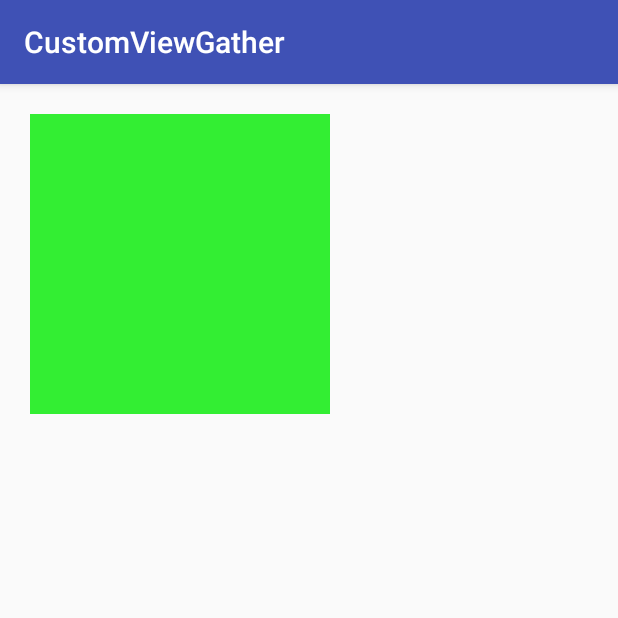
After one commit to jingmaolin/CustomViewGather, an Android app: the MoveWaysActivity screen opened directly, with no data from a screen before it, on a phone screen of 412 x 824 dp, the top half of it. The commit adds this screen. Run offline under Robolectric (Android 15) with nearby library versions, the phone set to English and light mode, and no system bars.

Commit message:
基础方面测试

```diff
--- a/app/src/main/AndroidManifest.xml
+++ b/app/src/main/AndroidManifest.xml
@@ -18,6 +18,7 @@
         </activity>
         <activity android:name=".slide.ScrollerActivity" />
         <activity android:name=".slide.ScrollerWithGestureActivity" />
+        <activity android:name=".base.MoveWaysActivity" />
     </application>
 
 </manifest>
--- a/app/src/main/java/mao/com/customviewgather/MainActivity.java
+++ b/app/src/main/java/mao/com/customviewgather/MainActivity.java
@@ -5,9 +5,9 @@ import android.os.Bundle;
 import android.support.v7.app.AppCompatActivity;
 import android.view.View;
 
+import mao.com.customviewgather.base.MoveWaysActivity;
 import mao.com.customviewgather.slide.ScrollerActivity;
 import mao.com.customviewgather.slide.ScrollerWithGestureActivity;
-import mao.com.customviewgather.slide.view.ScrollerViewGroupWithGesture;
 
 public class MainActivity extends AppCompatActivity {
 
@@ -15,6 +15,10 @@ public class MainActivity extends AppCompatActivity {
     protected void onCreate(Bundle savedInstanceState) {
         super.onCreate(savedInstanceState);
         setContentView(R.layout.activity_main);
+    }
+
+    public void moveViewWays(View v) {
+        startActivity(new Intent(this, MoveWaysActivity.class));
     }
 
     public void scroller_move(View v) {
--- /dev/null
+++ b/app/src/main/java/mao/com/customviewgather/base/MoveWaysActivity.java
@@ -0,0 +1,25 @@
+package mao.com.customviewgather.base;
+
+import android.os.Bundle;
+import android.support.annotation.Nullable;
+import android.support.v7.app.AppCompatActivity;
+
+import mao.com.customviewgather.R;
+
+/**
+ * Description ：移动视图
+ * Created by jingmaolin on 2018/8/13.
+ * Job number：600029
+ * Phone ：13342446520
+ * Email：jingmaolin@syswin.com
+ * Person in charge ： jingmaolin
+ * Leader：wangyue
+ */
+
+public class MoveWaysActivity extends AppCompatActivity {
+    @Override
+    protected void onCreate(@Nullable Bundle savedInstanceState) {
+        super.onCreate(savedInstanceState);
+        setContentView(R.layout.activity_move_view_ways);
+    }
+}
--- a/app/src/main/java/mao/com/customviewgather/slide/ScrollerWithGestureActivity.java
+++ b/app/src/main/java/mao/com/customviewgather/slide/ScrollerWithGestureActivity.java
@@ -7,7 +7,7 @@ import android.support.v7.app.AppCompatActivity;
 import mao.com.customviewgather.R;
 
 /**
- * Description: 视图下拉滑动
+ * Description: 视图下拉滑动（使用手势滑动）
  * author:jingmaolin
  * email:1271799407@qq.com.
  * phone:13342446520.
--- a/app/src/main/res/layout/activity_main.xml
+++ b/app/src/main/res/layout/activity_main.xml
@@ -6,6 +6,12 @@
     android:background="#E1E1E1"
     android:orientation="vertical"
     tools:context=".MainActivity">
+
+    <Button
+        android:layout_width="match_parent"
+        android:layout_height="wrap_content"
+        android:onClick="moveViewWays"
+        android:text="视图滑动方式" />
 
     <Button
         android:layout_width="match_parent"
--- /dev/null
+++ b/app/src/main/res/layout/activity_move_view_ways.xml
@@ -0,0 +1,13 @@
+<?xml version="1.0" encoding="utf-8"?>
+<LinearLayout xmlns:android="http://schemas.android.com/apk/res/android"
+    android:layout_width="match_parent"
+    android:layout_height="match_parent"
+    android:orientation="vertical">
+
+    <mao.com.customviewgather.base.view.MoveWaysOfView
+        android:layout_width="200dp"
+        android:layout_height="200dp"
+        android:layout_marginLeft="20dp"
+        android:layout_marginTop="20dp"
+        android:background="#3e3" />
+</LinearLayout>
```
Also changed, not shown: app/src/main/java/mao/com/customviewgather/base/view/MoveWaysOfView.java (added, +72 -0 lines), app/src/main/java/mao/com/customviewgather/slide/view/ScrollerViewGroupWithGesture.java (+15 -25 lines).
